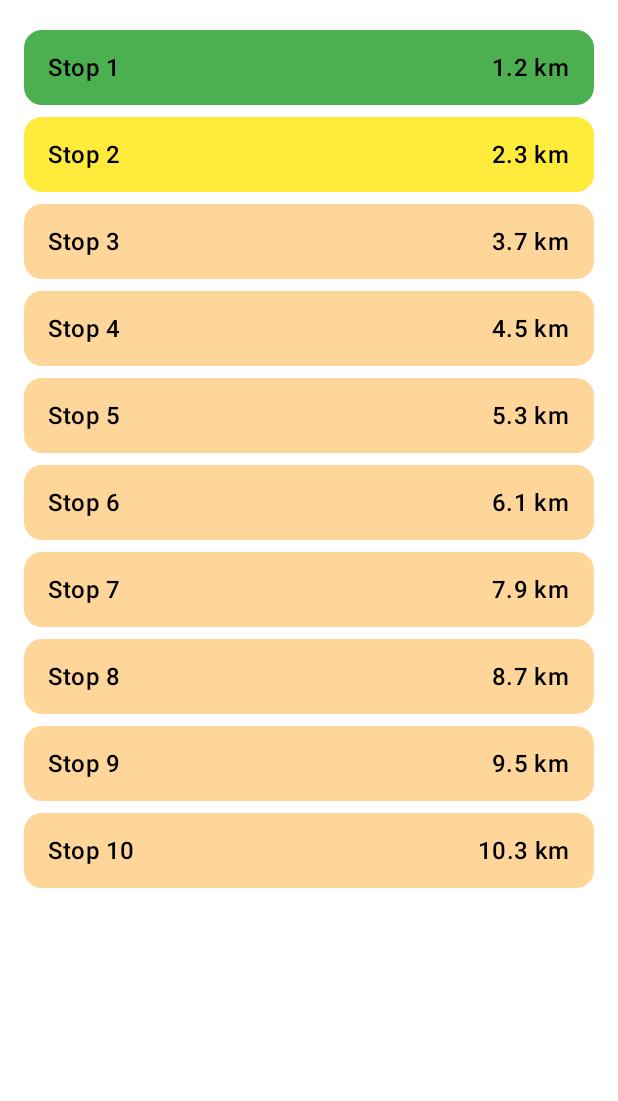
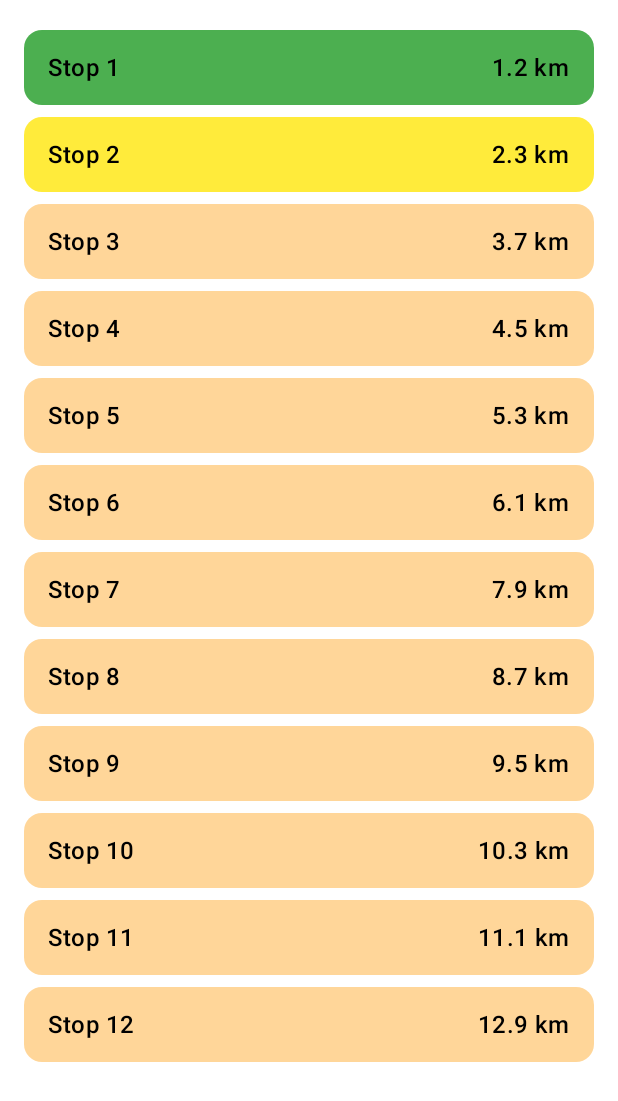
Before and after one commit to dikshasethi2511/Mobile_Computing_Assignment_1, an Android app built with Jetpack Compose: the @Preview function StopsColumnPreview, on a phone screen of 412 x 824 dp. Shown: the top 1101 px of the screen. Run offline under Robolectric (Android 15) with nearby library versions, the phone set to English and light mode, and no system bars.

Commit message:
debug: fixed the stringResource error

```diff
--- a/app/src/main/res/values/strings.xml
+++ b/app/src/main/res/values/strings.xml
@@ -10,6 +10,8 @@
     <string name="stop8_name">Stop 8</string>
     <string name="stop9_name">Stop 9</string>
     <string name="stop10_name">Stop 10</string>
+    <string name="stop11_name">Stop 11</string>
+    <string name="stop12_name">Stop 12</string>
     <string name="stop1_distance">1.2</string>
     <string name="stop2_distance">2.3</string>
     <string name="stop3_distance">3.7</string>
@@ -20,4 +22,6 @@
     <string name="stop8_distance">8.7</string>
     <string name="stop9_distance">9.5</string>
     <string name="stop10_distance">10.3</string>
+    <string name="stop11_distance">11.1</string>
+    <string name="stop12_distance">12.9</string>
 </resources>
```
Also changed, not shown: app/src/main/java/com/example/navigationapp/MainActivity.kt (+20 -3 lines).
